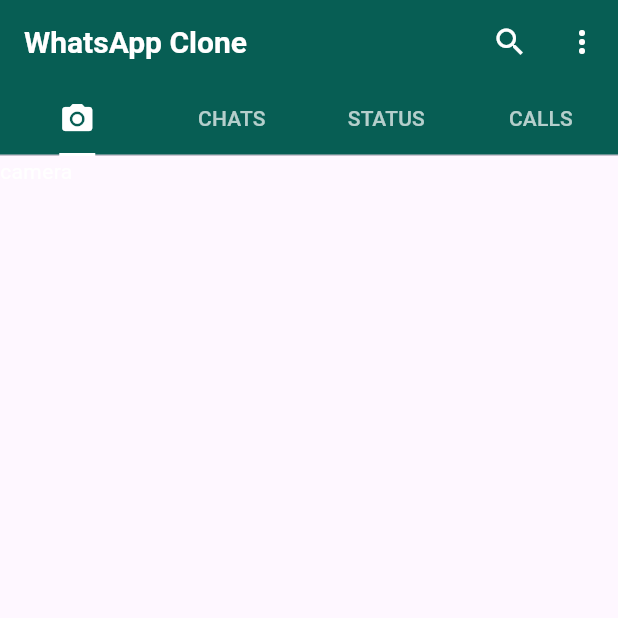
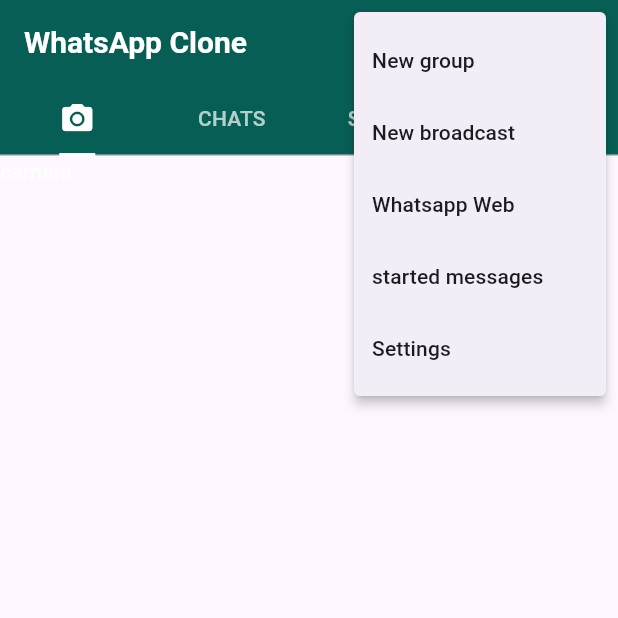
Before and after one commit to omar-albarakeh/chatapp, a Flutter app: the screen it shows after launch, after a tap on the "more vert" icon, on a phone screen of 412 x 824 dp, the top half of it. Run offline on Flutter 3.47's test engine with Material 3 defaults, Android fonts, the phone set to English and light mode, and no system bars.

Commit message:
flutter <> PopupMenuButton add

```diff
--- a/lib/Screens/HomeScreen.dart
+++ b/lib/Screens/HomeScreen.dart
@@ -32,11 +32,16 @@ class _HomescreenState extends State<Homescreen> with SingleTickerProviderStateM
             icon: Icon(
                 Icons.search),
           ),
-          IconButton(
-            onPressed: () {},
-            icon: Icon(
-                Icons.more_vert),
-          ),
+          PopupMenuButton(itemBuilder: (BuildContext context){
+            return [
+              PopupMenuItem(child: Text("New group"),value: "New group",),
+              PopupMenuItem(child: Text("New broadcast"),value: "New broadcast",),
+              PopupMenuItem(child: Text("Whatsapp Web"),value: "Whatsapp Web",),
+              PopupMenuItem(child: Text("started messages"),value: "started messages",),
+              PopupMenuItem(child: Text("Settings"),value: "Settings",),
+
+            ];
+          })
         ],
         bottom: TabBar(
           controller: _controller,
```
